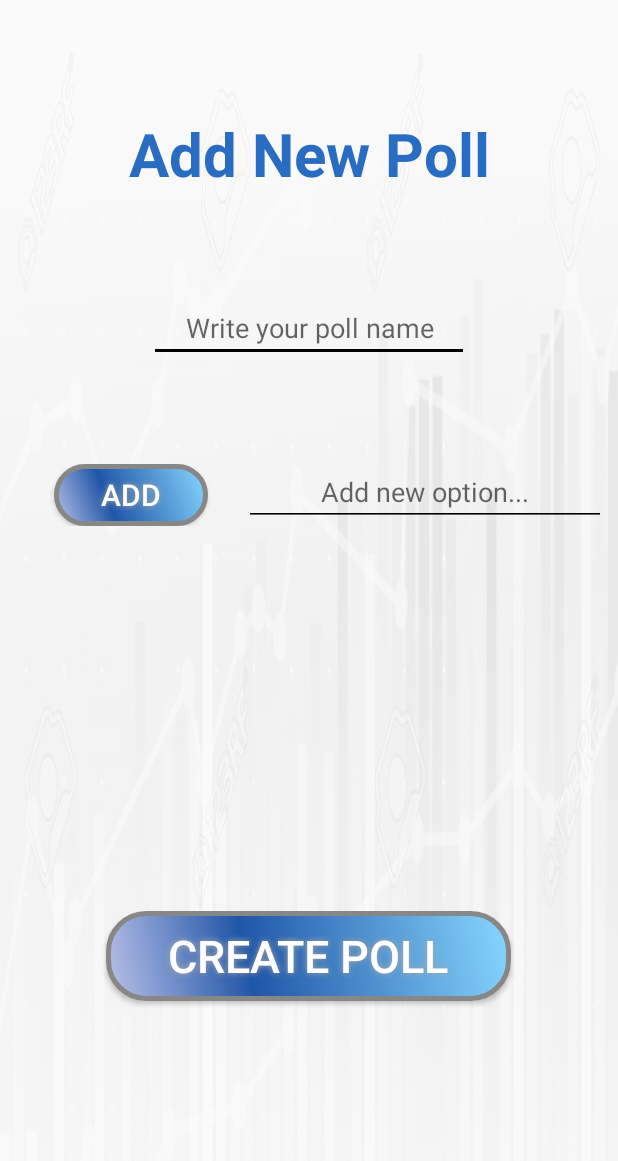
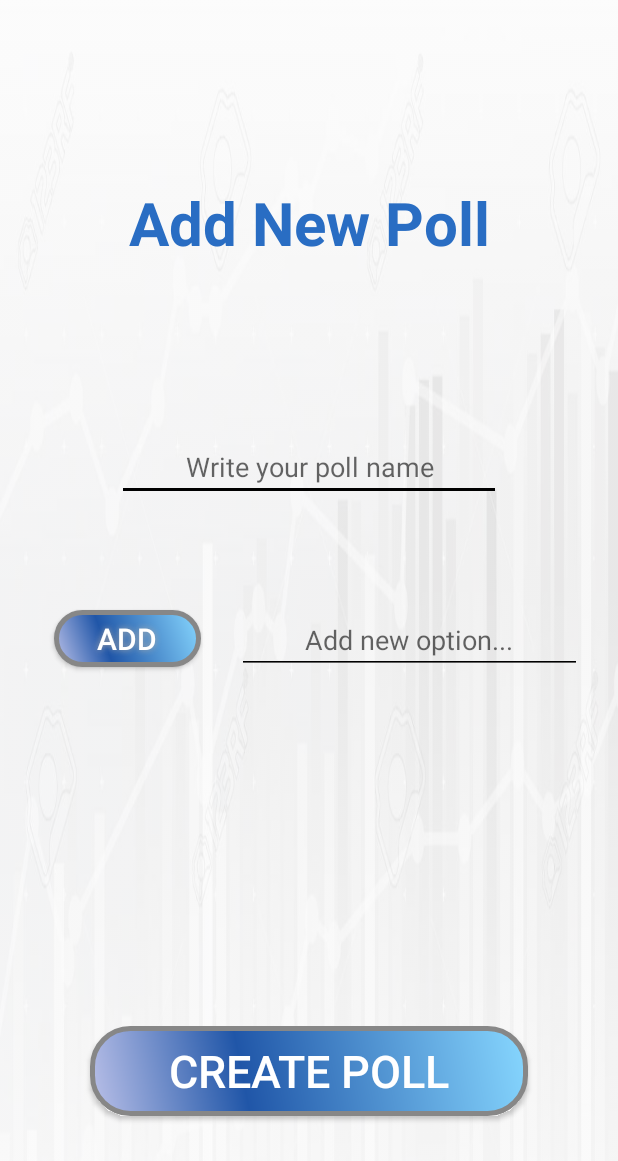
Before and after one commit to Galcarmi/PollsCommunity, an Android app: the AddPollActivity screen opened directly, with no data from a screen before it, on a phone screen of 412 x 824 dp. Shown: the top 1161 px of the screen. Run offline under Robolectric (Android 15) with nearby library versions, the phone set to English and light mode, and no system bars; our stand-ins replace Firebase (no records; nobody signed in at launch, a user with empty details on screens opened directly).

Commit message:
design improvements

```diff
--- a/app/src/main/java/com/hit/pollscommunity/PollViewActivity.java
+++ b/app/src/main/java/com/hit/pollscommunity/PollViewActivity.java
@@ -1,9 +1,11 @@
 package com.hit.pollscommunity;
 
 import android.app.Activity;
+import android.content.Context;
 import android.content.Intent;
 import android.graphics.drawable.Drawable;
 import android.os.Bundle;
+import android.util.TypedValue;
 import android.view.Menu;
 import android.view.MenuInflater;
 import android.view.MenuItem;
@@ -179,10 +181,10 @@ public class PollViewActivity extends AppCompatActivity implements OnChartValueS
         PieData pieData = new PieData(pieDataSet);
         pieDataSet.setColors(ColorTemplate.COLORFUL_COLORS);
         pieData.setValueFormatter(new DecimalRemover());
-        pieData.setValueTextSize(20);
+        pieData.setValueTextSize(spToPx(10f,PollViewActivity.this));
         pieChart.setData(pieData);
         pieChart.animateXY(100, 1000);
-        pieChart.setCenterTextSizePixels(50);
+        pieChart.setCenterTextSizePixels(spToPx(20f,PollViewActivity.this));
         pieChart.invalidate();
         pieChart.notifyDataSetChanged();
 
@@ -223,7 +225,7 @@ public class PollViewActivity extends AppCompatActivity implements OnChartValueS
                 if(poll.getOptions().get(i).getNumberOfVotes()==(int)e.getY()){
                     highlightedName = poll.getOptions().get(i).getOptionName();
                     position = i;
-                    pieChart.setCenterText(getResources().getString(R.string.you_choose_text) + highlightedName);
+                    pieChart.setCenterText(getResources().getString(R.string.you_choose_text) +"\n"+ highlightedName);
                     spinner.setSelection(position+1);
                     break;
                 }
@@ -234,4 +236,8 @@ public class PollViewActivity extends AppCompatActivity implements OnChartValueS
     @Override
     public void onNothingSelected() {
     }
+
+    private int spToPx(float sp, Context context) {
+        return (int) TypedValue.applyDimension(TypedValue.COMPLEX_UNIT_SP, sp, context.getResources().getDisplayMetrics());
+    }
 }
--- a/app/src/main/res/layout/activity_add_poll.xml
+++ b/app/src/main/res/layout/activity_add_poll.xml
@@ -1,62 +1,88 @@
 <?xml version="1.0" encoding="utf-8"?>
-<androidx.constraintlayout.widget.ConstraintLayout xmlns:app="http://schemas.android.com/apk/res-auto"
+<LinearLayout
+    android:orientation="vertical"
+    xmlns:app="http://schemas.android.com/apk/res-auto"
     xmlns:tools="http://schemas.android.com/tools"
     android:layout_height="match_parent"
     android:layout_width="match_parent"
     xmlns:android="http://schemas.android.com/apk/res/android"
     android:background="@drawable/background_chart">
 
-    <Button
-        android:id="@+id/add_poll"
-        android:layout_width="wrap_content"
-        android:layout_height="wrap_content"
+    <TextView
+        android:id="@+id/textView"
+        android:layout_width="match_parent"
+        android:layout_height="0px"
+        android:layout_weight="100"
         android:layout_marginStart="8dp"
         android:layout_marginTop="8dp"
         android:layout_marginEnd="8dp"
-        android:layout_marginBottom="24dp"
-        android:background="@drawable/button_shape_view"
-        android:shadowColor="#A8A8A8"
-        android:shadowDx="0"
-        android:shadowDy="0"
-        android:shadowRadius="5"
-        android:text="@string/create_poll"
-        android:textColor="#FFFFFF"
-        android:textSize="30sp"
-        app:layout_constraintBottom_toBottomOf="parent"
-        app:layout_constraintEnd_toEndOf="parent"
-        app:layout_constraintHorizontal_bias="0.496"
-        app:layout_constraintStart_toStartOf="parent"
-        app:layout_constraintTop_toBottomOf="@+id/horizontalScrollView" />
+        android:gravity="center"
+        android:text="@string/add_poll_title"
+        android:textColor="@color/blue"
+        android:textSize="40sp"
+        android:textStyle="bold"
+         />
 
     <EditText
         android:id="@+id/poll_name"
-        android:layout_width="wrap_content"
+        android:layout_width="match_parent"
         android:layout_height="wrap_content"
-        android:layout_marginStart="8dp"
-        android:layout_marginTop="196dp"
-        android:layout_marginEnd="8dp"
-        android:ems="10"
+        android:layout_marginStart="78dp"
+        android:layout_marginEnd="78dp"
+        android:layout_marginBottom="40dp"
         android:hint="@string/add_poll_name_placeholder"
         android:inputType="textPersonName"
         android:backgroundTint="@color/black"
         android:gravity="center"
-        app:layout_constraintEnd_toEndOf="parent"
-        app:layout_constraintStart_toStartOf="parent"
-        app:layout_constraintTop_toTopOf="parent"
         />
 
+
+    <LinearLayout
+        android:id="@+id/constraintLayout"
+        android:layout_width="match_parent"
+        android:layout_height="wrap_content"
+        android:layout_marginStart="8dp"
+        android:layout_marginTop="30dp"
+        android:layout_marginBottom="20dp"
+        android:orientation="horizontal">
+
+
+        <Button
+            android:id="@+id/add_option"
+            android:layout_width="0px"
+            android:layout_height="38dp"
+            android:layout_marginStart="28dp"
+            android:layout_marginEnd="8dp"
+            android:layout_weight="30"
+            android:background="@drawable/button_shape_view"
+            android:shadowColor="#A8A8A8"
+            android:shadowRadius="5"
+            android:text="@string/add_button_text"
+            android:textColor="#FFFFFF"
+            android:textSize="20sp" />
+
+        <EditText
+            android:id="@+id/already_voted_text"
+            android:layout_width="0px"
+            android:layout_height="wrap_content"
+            android:layout_marginStart="16dp"
+            android:layout_marginEnd="24dp"
+            android:layout_weight="70"
+            android:backgroundTint="@color/black"
+            android:gravity="center"
+            android:hint="@string/add_option_placeholder"
+            android:inputType="textPersonName" />
+    </LinearLayout>
 
     <HorizontalScrollView
         android:id="@+id/horizontalScrollView"
         android:layout_width="match_parent"
-        android:layout_height="72dp"
+        android:layout_height="0px"
+        android:layout_weight="50"
         android:layout_marginStart="8dp"
         android:layout_marginTop="44dp"
-        android:layout_marginEnd="8dp"
-        app:layout_constraintEnd_toEndOf="parent"
-        app:layout_constraintHorizontal_bias="0.0"
-        app:layout_constraintStart_toStartOf="parent"
-        app:layout_constraintTop_toBottomOf="@+id/constraintLayout">
+        android:layout_marginBottom="30dp"
+   >
 
         <LinearLayout
             android:id="@+id/option_list"
@@ -65,62 +91,18 @@
             android:orientation="horizontal" />
     </HorizontalScrollView>
 
-    <TextView
-        android:id="@+id/textView"
-        android:layout_width="311dp"
-        android:layout_height="58dp"
-        android:layout_marginStart="8dp"
-        android:layout_marginTop="8dp"
-        android:layout_marginEnd="8dp"
-        android:gravity="center"
-        android:text="@string/add_poll_title"
-        android:textColor="@color/blue"
-        android:textSize="40sp"
-        android:textStyle="bold"
-        app:layout_constraintBottom_toTopOf="@+id/poll_name"
-        app:layout_constraintEnd_toEndOf="parent"
-        app:layout_constraintStart_toStartOf="parent"
-        app:layout_constraintTop_toTopOf="parent" />
+    <Button
+        android:id="@+id/add_poll"
+        android:layout_width="match_parent"
+        android:layout_height="wrap_content"
+        android:layout_marginBottom="80dp"
+        android:layout_marginStart="60dp"
+        android:layout_marginEnd="60dp"
+        android:background="@drawable/button_shape_view"
+        android:shadowColor="#A8A8A8"
+        android:text="@string/create_poll"
+        android:textColor="#FFFFFF"
+        android:textSize="30sp" />
 
-    <LinearLayout
-        android:id="@+id/constraintLayout"
-        android:layout_width="match_parent"
-        android:orientation="horizontal"
-        android:layout_height="41dp"
-        android:layout_marginStart="8dp"
-        android:layout_marginTop="68dp"
-        android:layout_marginEnd="8dp"
-        app:layout_constraintEnd_toEndOf="parent"
-        app:layout_constraintHorizontal_bias="0.0"
-        app:layout_constraintStart_toStartOf="parent"
-        app:layout_constraintTop_toBottomOf="@+id/poll_name">
 
-        <Button
-            android:id="@+id/add_option"
-            android:layout_width="0px"
-            android:layout_weight="30"
-            android:layout_height="match_parent"
-            android:layout_marginStart="28dp"
-            android:layout_marginEnd="8dp"
-            android:background="@drawable/button_shape_view"
-            android:shadowColor="#A8A8A8"
-            android:shadowDx="0"
-            android:shadowDy="0"
-            android:shadowRadius="5"
-            android:text="@string/add_button_text"
-            android:textColor="#FFFFFF"
-            android:textSize="20sp" />
-
-        <EditText
-            android:id="@+id/already_voted_text"
-            android:layout_width="0px"
-            android:layout_weight="70"
-            android:layout_height="match_parent"
-            android:layout_marginStart="16dp"
-            android:backgroundTint="@color/black"
-            android:ems="10"
-            android:gravity="center"
-            android:hint="@string/add_option_placeholder"
-            android:inputType="textPersonName" />
-    </LinearLayout>
-</androidx.constraintlayout.widget.ConstraintLayout>
+</LinearLayout>
--- a/app/src/main/res/layout/activity_main.xml
+++ b/app/src/main/res/layout/activity_main.xml
@@ -53,8 +53,8 @@
             android:layout_width="match_parent"
             android:layout_height="0px"
             android:layout_weight="7"
-            android:layout_marginEnd="48dp"
-            android:layout_marginStart="48dp"
+            android:layout_marginEnd="35dp"
+            android:layout_marginStart="35dp"
             android:layout_marginTop="8dp"
             android:layout_marginBottom="20dp"
             android:background="@drawable/button_shape_view"
@@ -71,8 +71,8 @@
             android:layout_width="match_parent"
             android:layout_height="0px"
             android:layout_weight="7"
-            android:layout_marginEnd="48dp"
-            android:layout_marginStart="48dp"
+            android:layout_marginEnd="35dp"
+            android:layout_marginStart="35dp"
             android:layout_marginBottom="100dp"
             android:background="@drawable/button_shape_view"
             android:shadowColor="#A8A8A8"
--- a/app/src/main/res/layout/activity_poll_view_v2.xml
+++ b/app/src/main/res/layout/activity_poll_view_v2.xml
@@ -58,7 +58,9 @@
         android:layout_height="0px"
         android:layout_weight="80"
         android:layout_marginTop="8dp"
-        android:layout_marginBottom="8dp"
+        android:layout_marginBottom="20dp"
+        android:layout_marginStart="16dp"
+        android:layout_marginEnd="16dp"
         />
 
 </LinearLayout>
```
